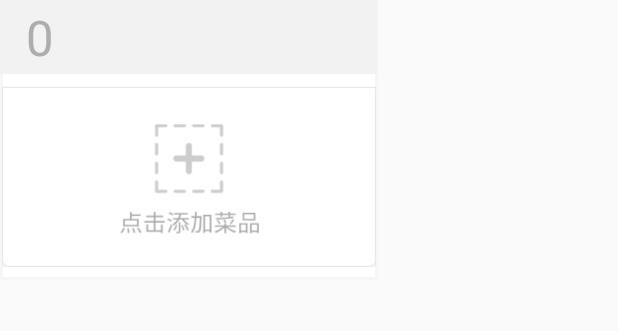
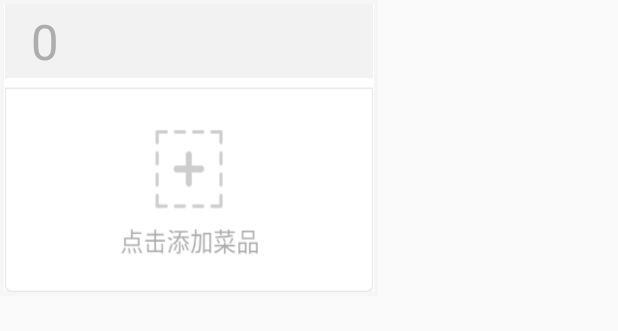
Before and after one commit to bluesatan0-0/PadTest, an Android app: the layout item_hole_main.xml on its own in the app's theme, with its tools: preview values and no code run, on a phone screen of 412 x 824 dp. Shown: the top 331 px of the screen. Run offline under Robolectric (Android 15) with nearby library versions, the phone set to English and light mode, and no system bars.

Commit message:
1.完成：排菜的交互功能(提交补充)

```diff
--- a/app/src/main/java/com/acuit/yanj/padtest/Utils/DBConnect_Util.java
+++ b/app/src/main/java/com/acuit/yanj/padtest/Utils/DBConnect_Util.java
@@ -2,6 +2,9 @@ package com.acuit.yanj.padtest.Utils;
 
 import android.util.ArrayMap;
 import android.util.Log;
+import android.widget.Toast;
+
+import com.acuit.yanj.padtest.Base.BaseApplication;
 
 import java.sql.Connection;
 import java.sql.DriverManager;
@@ -54,6 +57,7 @@ public class DBConnect_Util {
             Log.e(TAG, "aaa: 获取jdbc包失败");
             e.printStackTrace();
         } catch (SQLException e) {
+            Toast.makeText(BaseApplication.getInstance(), "连接数据库失败，请检查网络！", Toast.LENGTH_SHORT).show();
             Log.e(TAG, "aaa: 创建MySqlconnection失败");
             e.printStackTrace();
         }
--- a/app/src/main/res/drawable/shape_hole_item_border_selected.xml
+++ b/app/src/main/res/drawable/shape_hole_item_border_selected.xml
@@ -3,7 +3,7 @@
 
     <item>
         <shape >
-            <stroke android:width="2dp" android:color="@color/color_hole_item_selected"></stroke>
+            <stroke android:width="4px" android:color="@color/color_hole_item_selected"></stroke>
             <solid android:color="#FFFFFF"></solid>
 
         </shape>
--- a/app/src/main/res/drawable/shape_hole_item_border_unselect.xml
+++ b/app/src/main/res/drawable/shape_hole_item_border_unselect.xml
@@ -3,7 +3,7 @@
 
     <item>
         <shape >
-            <stroke android:width="2dp" android:color="@color/color_hole_item_unselect"></stroke>
+            <stroke android:width="4px" android:color="@color/color_hole_item_unselect"></stroke>
             <solid android:color="#FFFFFF"></solid>
 
         </shape>
--- a/app/src/main/res/layout/item_hole_main.xml
+++ b/app/src/main/res/layout/item_hole_main.xml
@@ -1,16 +1,17 @@
 <?xml version="1.0" encoding="utf-8"?>
 <RelativeLayout xmlns:android="http://schemas.android.com/apk/res/android"
     android:layout_width="378px"
-    android:layout_height="280px"
+    android:layout_height="296px"
     android:layout_marginBottom="36px"
     android:layout_marginRight="38px"
-    android:background="@drawable/selector_hole_item_tobe_select">
+    android:background="@drawable/selector_hole_item_tobe_select"
+    android:paddingTop="4px">
 
     <!--编号区-->
 
     <TextView
         android:id="@+id/tv_code"
-        android:layout_width="378px"
+        android:layout_width="368px"
         android:layout_height="74px"
         android:layout_centerHorizontal="true"
         android:background="@color/color_hole_item_text_air_unset"
@@ -109,8 +110,8 @@
     <!--状态图-->
     <ImageView
         android:id="@+id/iv_statu"
-        android:layout_width="376px"
-        android:layout_height="254px"
+        android:layout_width="368px"
+        android:layout_height="290px"
         android:layout_centerInParent="true"
         android:layout_margin="2px"
         android:scaleType="fitXY"
```
Also changed, not shown: app/src/main/java/com/acuit/yanj/padtest/Adapter/HolesAdapter_Edit.java (+15 -7 lines), app/src/main/java/com/acuit/yanj/padtest/Utils/GetPlate.java (added, +42 -0 lines), app/src/main/res/layout/activity_main.xml (+5 -4 lines).
